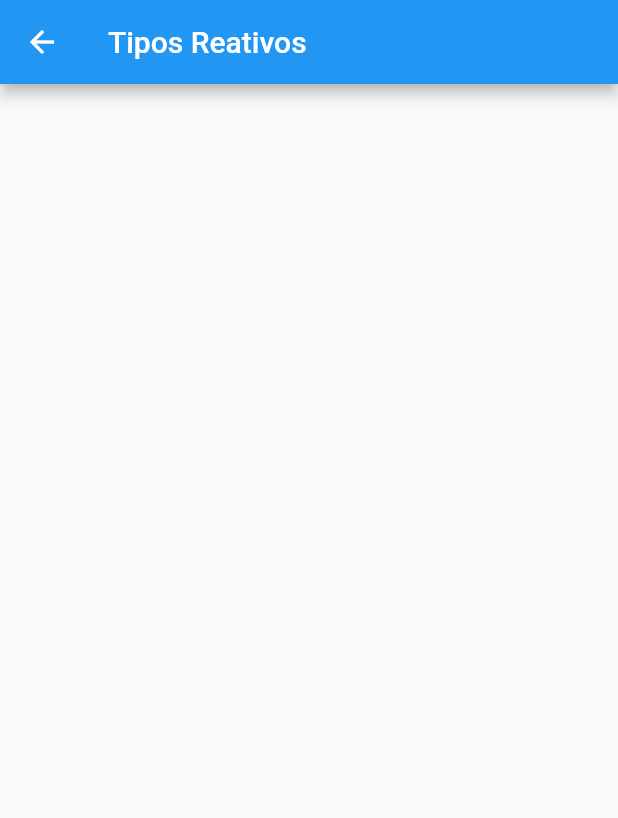
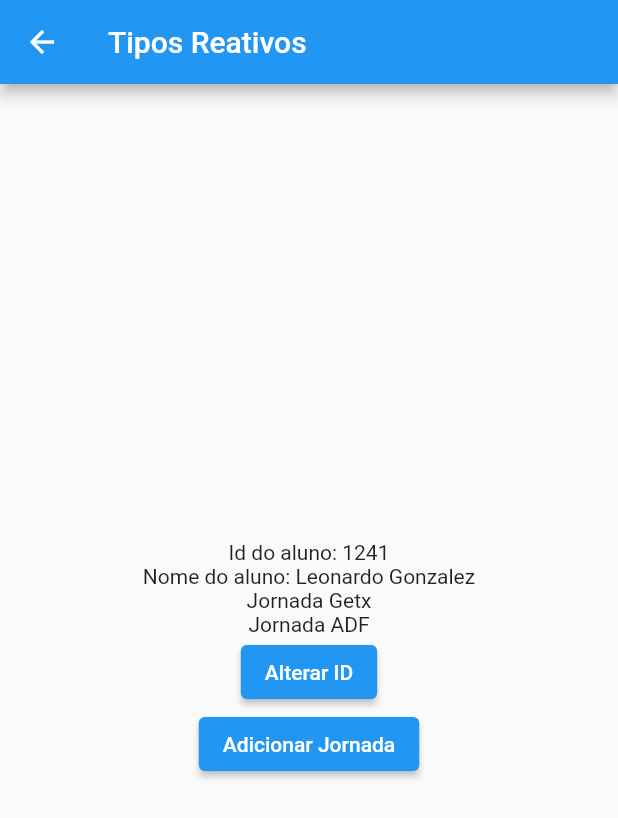
Before and after one commit to leozero3/get_gerenciamento_estado, a Flutter app: the TiposReativosPage screen opened by its route, on a phone screen of 412 x 824 dp. Shown: the top 818 px of the screen. Run offline on Flutter 3.47's test engine with Material 2 defaults, Android fonts, the phone set to English and light mode, and no system bars; our stand-ins replace get.

Commit message:
modified:   lib/main.dart 	new file:   lib/tipos/tipos_reativos_genericos_page.dart 	modified:   lib/tipos/tipos_reativos_page.dart

```diff
--- a/lib/main.dart
+++ b/lib/main.dart
@@ -2,6 +2,7 @@ import 'package:flutter/material.dart';
 import 'package:get/get.dart';
 import 'package:get_gerenciamento_estado/basico/reatividade_page.dart';
 import 'package:get_gerenciamento_estado/home_page.dart';
+import 'package:get_gerenciamento_estado/tipos/tipos_reativos_genericos_page.dart';
 import 'package:get_gerenciamento_estado/tipos/tipos_reativos_page.dart';
 
 void main() => runApp(const MyApp());
@@ -16,6 +17,7 @@ class MyApp extends StatelessWidget {
         GetPage(name: '/', page: () => const HomePage()),
         GetPage(name: '/basico', page: () => ReatividadePage()),
         GetPage(name: '/tiposReativos', page: () => TiposReativosPage()),
+        GetPage(name: '/tiposReativosGenericos', page: () => TiposReativosGenericosPage()),
       ],
     );
   }
--- /dev/null
+++ b/lib/tipos/tipos_reativos_genericos_page.dart
@@ -0,0 +1,15 @@
+import 'package:flutter/material.dart';
+class TiposReativosGenericosPage extends StatelessWidget {
+
+  const TiposReativosGenericosPage({Key? key}) : super(key: key);
+
+  @override
+  Widget build(BuildContext context) {
+    return Scaffold(
+      appBar: AppBar(
+          title: const Text('Tipos Reativos'),
+          ),
+      body: Center(),
+    );
+  }
+}
--- a/lib/tipos/tipos_reativos_page.dart
+++ b/lib/tipos/tipos_reativos_page.dart
@@ -1,15 +1,58 @@
 import 'package:flutter/material.dart';
+import 'package:get/get.dart';
 
 class TiposReativosPage extends StatelessWidget {
-  const TiposReativosPage({Key? key}) : super(key: key);
+  TiposReativosPage({Key? key}) : super(key: key);
+
+  final nome = RxString('Leo Gonzalez');
+  final isAluno = RxBool(true);
+  final qtdCurso = RxInt(2);
+  final valorCurso = RxDouble(1479.00);
+  final jornadas = RxList(['Jornada Getx', 'Jornada ADF']);
+
+  final aluno = RxMap({
+    'id': 1241,
+    'nome': 'Leonardo Gonzalez',
+    'tipo': 'Aluno',
+  });
 
   @override
   Widget build(BuildContext context) {
     return Scaffold(
       appBar: AppBar(
-          title: const Text('Tipos Reativos'),
-          ),
-      body: Center(),
+        title: const Text('Tipos Reativos'),
+      ),
+      body: Center(
+        child: Column(
+          mainAxisAlignment: MainAxisAlignment.center,
+          children: [
+            Obx(() {
+              return Text('Id do aluno: ${aluno['id']}');
+            }),
+            Obx(() {
+              return Text('Nome do aluno: ${aluno['nome']}');
+            }),
+            Obx(() {
+              return Column(
+                children: jornadas.map(Text.new).toList(),
+              );
+            }),
+            ElevatedButton(
+              onPressed: () {
+                aluno['id'] = 10;
+              },
+              child: const Text('Alterar ID'),
+            ),
+            ElevatedButton(
+              onPressed: () {
+                jornadas.add('Jornada DART');
+                //jornadas.assign('Jornada DART'); // remove tudo que tem na lista e adiciona a (STRING)
+              },
+              child: const Text('Adicionar Jornada'),
+            ),
+          ],
+        ),
+      ),
     );
   }
 }
```
